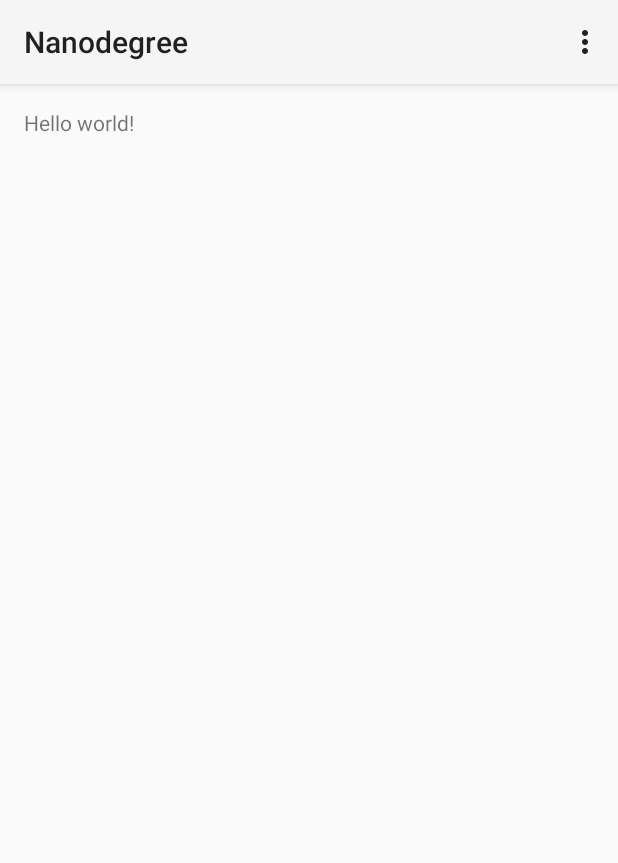
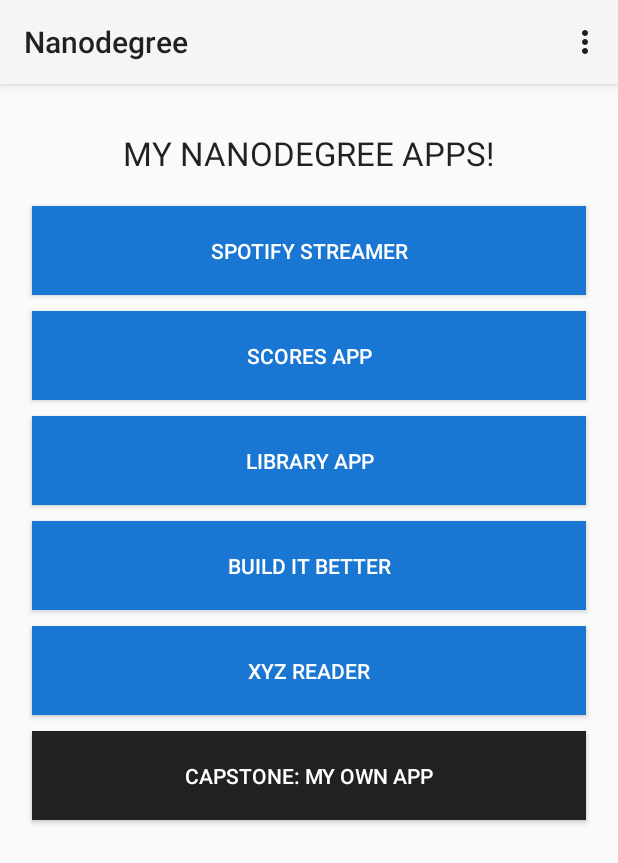
Before and after one commit to DevelopCarlosMD/nanodegree, an Android app: the screen it shows after launch (MainActivity), on a phone screen of 412 x 824 dp. Shown: the top 863 px of the screen. Run offline under Robolectric (Android 15) with nearby library versions, the phone set to English and light mode, and no system bars.

Commit message:
Added main buttons

```diff
--- a/app/src/main/java/com/leo/nanodegree/MainActivity.java
+++ b/app/src/main/java/com/leo/nanodegree/MainActivity.java
@@ -4,6 +4,10 @@ import android.app.Activity;
 import android.os.Bundle;
 import android.view.Menu;
 import android.view.MenuItem;
+import android.view.View;
+import android.widget.Toast;
+
+import com.leo.nanodegree.utils.Utils;
 
 
 public class MainActivity extends Activity {
@@ -35,4 +39,31 @@ public class MainActivity extends Activity {
 
         return super.onOptionsItemSelected(item);
     }
+
+
+    //TODO: Create the string messages in string file
+
+    public void onStartSpotifyStreamer(View view) {
+        Utils.showToast(MainActivity.this,"Spotify Streamer", Toast.LENGTH_SHORT);
+    }
+
+    public void onStartScoresApp(View view) {
+        Utils.showToast(MainActivity.this,"Scores App", Toast.LENGTH_SHORT);
+    }
+
+    public void onStartLibraryApp(View view) {
+        Utils.showToast(MainActivity.this,"Library App", Toast.LENGTH_SHORT);
+    }
+
+    public void onStartBuildItBetter(View view) {
+        Utils.showToast(MainActivity.this,"Build it better", Toast.LENGTH_SHORT);
+    }
+
+    public void onStartXYZReader(View view) {
+        Utils.showToast(MainActivity.this,"XYZ Reader", Toast.LENGTH_SHORT);
+    }
+
+    public void onStartMyOwnApp(View view) {
+        Utils.showToast(MainActivity.this,"My own app", Toast.LENGTH_SHORT);
+    }
 }
--- /dev/null
+++ b/app/src/main/java/com/leo/nanodegree/utils/Utils.java
@@ -0,0 +1,15 @@
+package com.leo.nanodegree.utils;
+
+import android.content.Context;
+import android.widget.Toast;
+
+/**
+ * Created by leo on 5/29/15.
+ */
+public class Utils {
+
+
+    public static void showToast(Context context, String message, int duration){
+        Toast.makeText(context,message,duration).show();
+    }
+}
--- a/app/src/main/res/layout/activity_main.xml
+++ b/app/src/main/res/layout/activity_main.xml
@@ -1,11 +1,111 @@
-<RelativeLayout xmlns:android="http://schemas.android.com/apk/res/android"
+<LinearLayout xmlns:android="http://schemas.android.com/apk/res/android"
     xmlns:tools="http://schemas.android.com/tools" android:layout_width="match_parent"
-    android:layout_height="match_parent" android:paddingLeft="@dimen/activity_horizontal_margin"
+    android:layout_height="match_parent"
+    android:paddingLeft="@dimen/activity_horizontal_margin"
     android:paddingRight="@dimen/activity_horizontal_margin"
     android:paddingTop="@dimen/activity_vertical_margin"
-    android:paddingBottom="@dimen/activity_vertical_margin" tools:context=".MainActivity">
+    android:paddingBottom="@dimen/activity_vertical_margin"
+    tools:context=".MainActivity"
+    android:orientation="vertical"
+    >
 
-    <TextView android:text="@string/hello_world" android:layout_width="wrap_content"
-        android:layout_height="wrap_content" />
 
-</RelativeLayout>
+    <TextView
+        android:layout_width="wrap_content"
+        android:layout_height="wrap_content"
+        android:textAppearance="?android:attr/textAppearanceLarge"
+        android:text="@string/main_title"
+        android:id="@+id/textView"
+        android:layout_gravity="center_horizontal"
+        android:padding="@dimen/general_margin"
+
+        />
+
+    <Button
+        android:layout_width="match_parent"
+        android:layout_height="wrap_content"
+        android:text="@string/spotify_button_title"
+        android:id="@+id/button"
+        android:layout_gravity="center_horizontal"
+        android:padding="@dimen/buttons_padding"
+        android:background="@color/primary_dark"
+        android:layout_margin="@dimen/buttons_margin"
+        android:textColor="@color/white"
+        android:onClick="onStartSpotifyStreamer"
+
+
+        />
+
+    <Button
+        android:layout_width="match_parent"
+        android:layout_height="wrap_content"
+        android:text="@string/scores_button_title"
+        android:id="@+id/button2"
+        android:layout_gravity="center_horizontal"
+        android:padding="@dimen/buttons_padding"
+        android:layout_margin="@dimen/buttons_margin"
+        android:background="@color/primary_dark"
+        android:textColor="@color/white"
+        android:onClick="onStartScoresApp"
+
+        />
+
+    <Button
+        android:layout_width="match_parent"
+        android:layout_height="wrap_content"
+        android:text="@string/library_button_title"
+        android:id="@+id/button3"
+        android:layout_gravity="center_horizontal"
+        android:background="@color/primary_dark"
+        android:padding="@dimen/buttons_padding"
+        android:layout_margin="@dimen/buttons_margin"
+        android:textColor="@color/white"
+        android:onClick="onStartLibraryApp"
+
+
+        />
+
+    <Button
+        android:layout_width="match_parent"
+        android:layout_height="wrap_content"
+        android:text="@string/bigger_button_title"
+        android:id="@+id/button4"
+        android:layout_gravity="center_horizontal"
+        android:background="@color/primary_dark"
+        android:padding="@dimen/buttons_padding"
+        android:layout_margin="@dimen/buttons_margin"
+        android:textColor="@color/white"
+        android:onClick="onStartBuildItBetter"
+
+        />
+
+    <Button
+        android:layout_width="match_parent"
+        android:layout_height="wrap_content"
+        android:text="@string/xyz_button_title"
+        android:id="@+id/button5"
+        android:layout_gravity="center_horizontal"
+        android:background="@color/primary_dark"
+        android:padding="@dimen/buttons_padding"
+        android:layout_margin="@dimen/buttons_margin"
+        android:textColor="@color/white"
+        android:onClick="onStartXYZReader"
+
+        />
+
+    <Button
+        android:layout_width="match_parent"
+        android:layout_height="wrap_content"
+        android:text="@string/my_own_app_button_title"
+        android:id="@+id/button6"
+        android:layout_gravity="center_horizontal"
+        android:background="@color/primary_text"
+        android:padding="@dimen/buttons_padding"
+        android:layout_margin="@dimen/buttons_margin"
+        android:textColor="@color/white"
+        android:onClick="onStartMyOwnApp"
+
+
+
+        />
+</LinearLayout>
--- /dev/null
+++ b/app/src/main/res/values/colors.xml
@@ -0,0 +1,11 @@
+<?xml version="1.0" encoding="utf-8"?>
+<resources>
+    <color name="primary">#2196F3</color>
+    <color name="primary_dark">#1976D2</color>
+    <color name="primary_light">#BBDEFB</color>
+    <color name="accent">#03A9F4</color>
+    <color name="primary_text">#212121</color>
+    <color name="secondary_text">#727272</color>
+    <color name="white">#FFFFFF</color>
+    <color name="divider">#B6B6B6</color>
+</resources>
--- a/app/src/main/res/values/dimens.xml
+++ b/app/src/main/res/values/dimens.xml
@@ -2,4 +2,15 @@
     <!-- Default screen margins, per the Android Design guidelines. -->
     <dimen name="activity_horizontal_margin">16dp</dimen>
     <dimen name="activity_vertical_margin">16dp</dimen>
+
+    <!-- Padding for main buttons -->
+    <dimen name="buttons_padding">20dp</dimen>
+
+    <!-- Margin for main buttons -->
+    <dimen name="buttons_margin">5dp</dimen>
+
+    <!-- Common padding and margin -->
+    <dimen name="general_padding">10dp</dimen>
+    <dimen name="general_margin">15dp</dimen>
+
 </resources>
--- a/app/src/main/res/values/strings.xml
+++ b/app/src/main/res/values/strings.xml
@@ -3,4 +3,16 @@
 
     <string name="hello_world">Hello world!</string>
     <string name="action_settings">Settings</string>
+
+
+    <!-- TITLES FOR MAIN BUTTONS -->
+    <string name="spotify_button_title">SPOTIFY STREAMER</string>
+    <string name="scores_button_title">SCORES APP</string>
+    <string name="library_button_title">LIBRARY APP</string>
+    <string name="bigger_button_title">BUILD IT BETTER</string>
+    <string name="xyz_button_title">XYZ READER</string>
+    <string name="my_own_app_button_title">CAPSTONE: MY OWN APP</string>
+
+    <string name="main_title">MY NANODEGREE APPS!</string>
+
 </resources>
```
Also changed, not shown: 2 other files.
